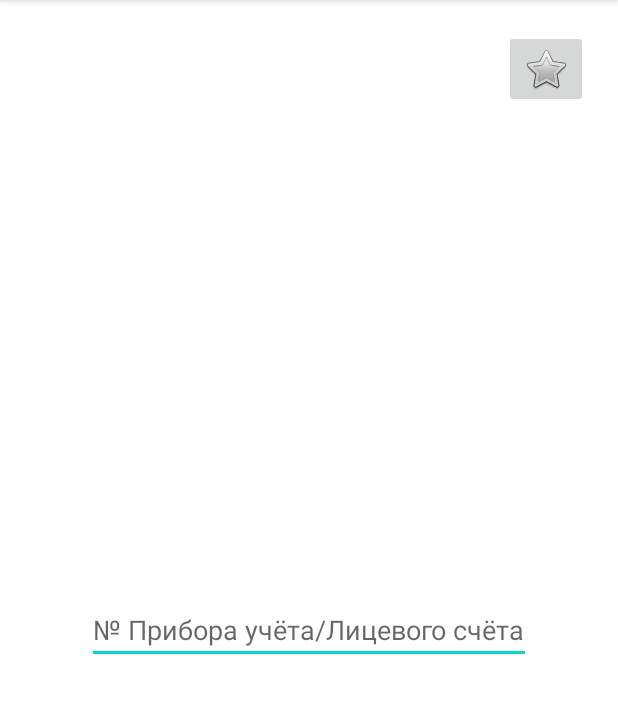
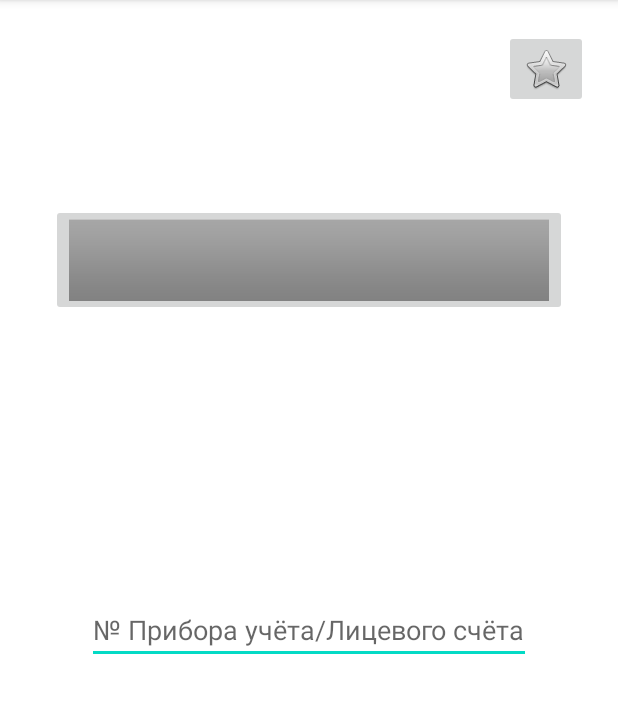
Before and after one commit to CGP123/ENAPP, an Android app: the screen it shows after launch (MainActivity), on a phone screen of 412 x 824 dp, the part 84-797 px from its top. Run offline under Robolectric (Android 15) with nearby library versions, the phone set to English and light mode, and no system bars.

Commit message:
добавил кнопку

```diff
--- a/app/src/main/java/com/example/exampledb/MainActivity.java
+++ b/app/src/main/java/com/example/exampledb/MainActivity.java
@@ -2,8 +2,11 @@ package com.example.exampledb;
 
 import androidx.appcompat.app.AppCompatActivity;
 import androidx.fragment.app.FragmentManager;
+import androidx.fragment.app.FragmentTransaction;
 
 import android.os.Bundle;
+import android.view.View;
+import android.widget.ImageButton;
 
 import com.example.exampledb.dataBase.DBManager;
 import com.example.exampledb.dataBase.MeteringDeviceTableManager;
@@ -12,14 +15,32 @@ import java.util.ArrayList;
 import java.util.List;
 
 public class MainActivity extends AppCompatActivity {
+
+    private ImageButton IB_fragmentSwitch;
+    private MainScreenFragment mainScreenFragment;
     @Override
     protected void onCreate(Bundle savedInstanceState) {
         super.onCreate(savedInstanceState);
         setContentView(R.layout.activity_main);
+
+        IB_fragmentSwitch = findViewById(R.id.IB_fragmentSwitch);
+
+        IB_fragmentSwitch.setOnClickListener(new View.OnClickListener() {
+            @Override
+            public void onClick(View view) {
+                setMainScreenFragment(mainScreenFragment);
+            }
+        });
     }
 
     public void showDeviceCard(NewCardFragment fragment) {
         FragmentManager fragmentManager = getSupportFragmentManager();
         fragmentManager.beginTransaction().replace(R.id.fragmentContainerView, fragment).commit();
     }
+
+    private void setMainScreenFragment(MainScreenFragment fragment) {
+        MainScreenFragment mainScreenFragment = new MainScreenFragment();
+        FragmentTransaction ft = getSupportFragmentManager().beginTransaction();
+        ft.replace(R.id.fragmentContainerView, mainScreenFragment).commit();
+    }
 }
--- a/app/src/main/res/layout/activity_main.xml
+++ b/app/src/main/res/layout/activity_main.xml
@@ -24,4 +24,15 @@
         app:layout_constraintEnd_toEndOf="parent"
         app:layout_constraintTop_toTopOf="parent"
         app:srcCompat="@android:drawable/btn_star" />
+
+    <ImageButton
+        android:id="@+id/IB_fragmentSwitch"
+        android:layout_width="wrap_content"
+        android:layout_height="wrap_content"
+        android:layout_marginTop="64dp"
+        app:layout_constraintEnd_toEndOf="parent"
+        app:layout_constraintStart_toStartOf="parent"
+        app:layout_constraintTop_toBottomOf="@+id/imageButton"
+        app:srcCompat="@android:drawable/bottom_bar" />
+
 </androidx.constraintlayout.widget.ConstraintLayout>
```
